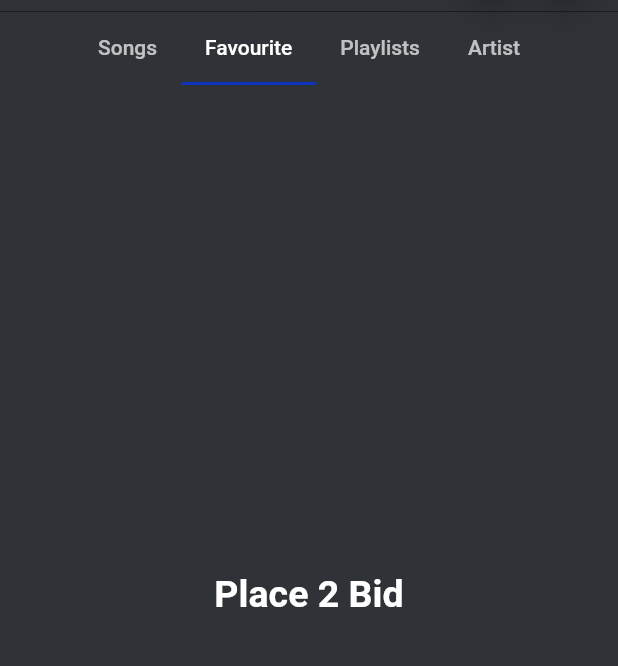
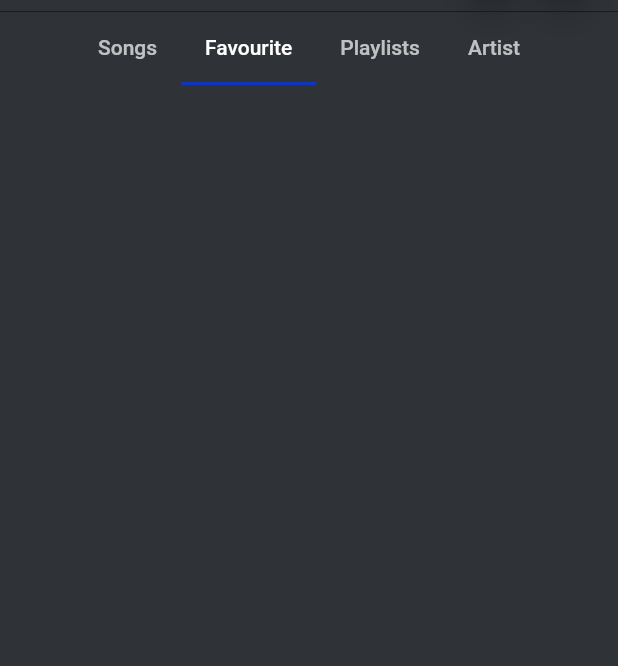
Before and after one commit to Aatitkarki/mini_music, a Flutter app: the screen it shows after launch, tab 2 chosen, on a phone screen of 412 x 824 dp, the part 129-795 px from its top. Run offline on Flutter 3.47's test engine with Material 2 defaults, Android fonts, the phone set to English and light mode, and no system bars; our stand-ins replace audioplayers, dartz, equatable, flutter_spinkit, get, get_it and 3 more; missing offline and left inert: flutter_audio_query, pedantic; accounts and stored records are empty; statements that could not run were skipped.

Commit message:
added a favourite controller and ui

```diff
--- a/lib/di/get_it.dart
+++ b/lib/di/get_it.dart
@@ -10,6 +10,7 @@ import 'package:my_music/domain/repositories/song_repository.dart';
 import 'package:my_music/domain/usecase/change_favourite_status.dart';
 import 'package:my_music/domain/usecase/get_all_songs.dart';
 import 'package:my_music/domain/usecase/get_favourite_songs.dart';
+import 'package:my_music/presentation/journey/favourite_songs_screen/controller/favourite_songs_screen_controller.dart';
 import 'package:my_music/presentation/journey/home_screen/controller/home_screen_controller.dart';
 import 'package:my_music/presentation/journey/music_player_screen/controller/music_page_controller.dart';
 
@@ -33,7 +34,8 @@ Future init() {
 
   getItInstance.registerLazySingleton<HomeScreenController>(
       () => HomeScreenController());
-
+  getItInstance.registerLazySingleton<FavouriteSongScreenController>(
+      () => FavouriteSongScreenController(getItInstance(), getItInstance()));
   getItInstance
       .registerLazySingleton<GetAllSongs>(() => GetAllSongs(getItInstance()));
   getItInstance.registerLazySingleton<GetFavouriteSongs>(
--- a/lib/presentation/journey/favourite_songs_screen/controller/favourite_songs_screen_controller.dart
+++ b/lib/presentation/journey/favourite_songs_screen/controller/favourite_songs_screen_controller.dart
@@ -23,6 +23,7 @@ class FavouriteSongScreenController extends GetxController {
     data.fold((l) {
       print("The error is $l");
     }, (r) {
+      print("Getting the data");
       favouriteSongsList = r;
     });
   }
@@ -33,7 +34,7 @@ class FavouriteSongScreenController extends GetxController {
     update();
   }
 
-  removeFromFavourite(int index, int id) async {
+  removeFromFavourite(int id, {int index}) async {
     index ?? searchIndex(id);
     Log("").i("$index");
     await _changeFavouriteStatus(
--- a/lib/presentation/journey/favourite_songs_screen/page/favourite_song_screen.dart
+++ b/lib/presentation/journey/favourite_songs_screen/page/favourite_song_screen.dart
@@ -1,8 +1,45 @@
 import 'package:flutter/material.dart';
+import 'package:flutter_spinkit/flutter_spinkit.dart';
+import 'package:get/get.dart';
+import 'package:my_music/presentation/journey/favourite_songs_screen/controller/favourite_songs_screen_controller.dart';
+import 'package:my_music/presentation/theme/colors.dart';
+import 'package:my_music/presentation/widgets/song_item_widget.dart';
 
 class FavouriteSongScreen extends StatelessWidget {
   @override
   Widget build(BuildContext context) {
-    return Container();
+    return GetBuilder<FavouriteSongScreenController>(builder: (_) {
+      final int itemCount = _.favouriteSongsList.length;
+      return _.favouriteSongsList == null
+          ? Center(
+              child: Column(
+                  mainAxisAlignment: MainAxisAlignment.center,
+                  children: [
+                  SpinKitRotatingCircle(
+                    color: kViolet,
+                    size: 50.0,
+                  ),
+                  SizedBox(
+                    height: 10,
+                  ),
+                  Text("Please wait while the song is loading")
+                ]))
+          : ListView.builder(
+              padding: EdgeInsets.zero,
+              // physics: BouncingScrollPhysics(),
+              itemCount: itemCount,
+              itemBuilder: (context, index) {
+                return SongItemWidget(
+                  onPressed: () {
+                    // _.startSong(index: index);
+                    // Get.to(MusicPlayingScreen(
+                    //   index: index,
+                    // ));
+                  },
+                  title: _.favouriteSongsList[index].title,
+                );
+              },
+            );
+    });
   }
 }
--- a/lib/presentation/journey/home_screen/page/home_screen.dart
+++ b/lib/presentation/journey/home_screen/page/home_screen.dart
@@ -1,9 +1,10 @@
 import 'package:audioplayers/audioplayers.dart';
 import 'package:flutter/material.dart';
 import 'package:get/get.dart';
-import 'package:my_music/domain/usecase/change_favourite_status.dart';
 import 'package:my_music/domain/usecase/get_all_songs.dart';
 import 'package:my_music/presentation/journey/all_songs_screen/page/all_songs_screen.dart';
+import 'package:my_music/presentation/journey/favourite_songs_screen/controller/favourite_songs_screen_controller.dart';
+import 'package:my_music/presentation/journey/favourite_songs_screen/page/favourite_song_screen.dart';
 import 'package:my_music/presentation/journey/home_screen/controller/home_screen_controller.dart';
 import 'package:my_music/presentation/journey/home_screen/widgets/custom_appbar.dart';
 import 'package:my_music/presentation/journey/music_player_screen/controller/music_page_controller.dart';
@@ -15,9 +16,10 @@ class HomeScreen extends StatelessWidget {
   final HomeScreenController homeScreenController =
       Get.put(HomeScreenController());
   final MusicController musicController = Get.put(MusicController(
-      getIt.getItInstance<AudioPlayer>(),
-      getIt.getItInstance<GetAllSongs>(),
-      getIt.getItInstance<ChangeFavouriteStatus>()));
+      getIt.getItInstance(), getIt.getItInstance(), getIt.getItInstance()));
+  final FavouriteSongScreenController favouriteSongScreenController = Get.put(
+      FavouriteSongScreenController(
+          getIt.getItInstance(), getIt.getItInstance()));
 
   @override
   Widget build(BuildContext context) {
@@ -26,17 +28,16 @@ class HomeScreen extends StatelessWidget {
         child: Stack(
           fit: StackFit.expand,
           children: [
-            FractionallySizedBox(
+            GetBuilder<MusicController>(
+              builder: (_) => FractionallySizedBox(
                 alignment: Alignment.topCenter,
                 heightFactor: musicController.isPlaying ? 0.86 : 1,
                 child: Column(children: [
                   customAppBar(context),
-
                   Divider(
                     height: 2,
                     color: kDarkBlack,
                   ),
-                //TODO: Implement the custom tabbar view using getx and navigation
                   TabBar(
                     isScrollable: true,
                     controller: homeScreenController.tabController,
@@ -49,15 +50,7 @@ class HomeScreen extends StatelessWidget {
                       SongsList(
                         musicController: musicController,
                       ),
-                    Center(
-                      child: Text(
-                        'Place 2 Bid',
-                        style: TextStyle(
-                          fontSize: 25,
-                          fontWeight: FontWeight.w600,
-                        ),
-                      ),
-                    ),
+                      FavouriteSongScreen(),
                       Center(
                         child: Text(
                           'Place 3 Bid',
@@ -85,6 +78,7 @@ class HomeScreen extends StatelessWidget {
                     color: kDarkBlack,
                   ),
                 ]),
+              ),
             ),
             GetBuilder<MusicController>(builder: (musicController) {
               return musicController.isStopped
--- a/lib/presentation/journey/music_player_screen/controller/music_page_controller.dart
+++ b/lib/presentation/journey/music_player_screen/controller/music_page_controller.dart
@@ -9,6 +9,8 @@ import 'package:my_music/domain/usecase/change_favourite_status.dart';
 import 'package:my_music/domain/usecase/get_all_songs.dart';
 import 'dart:math';
 
+import 'package:my_music/presentation/journey/favourite_songs_screen/controller/favourite_songs_screen_controller.dart';
+
 class MusicController extends GetxController {
   AnimationController animationController;
   int currentSongIndex = -1;
@@ -17,13 +19,14 @@ class MusicController extends GetxController {
   bool isStopped = true;
   final AudioPlayer audioPlayer;
   final GetAllSongs getAllSongs;
-  final ChangeFavouriteStatus changeFavouriteStatus;
+  final FavouriteSongScreenController _favouriteSongScreenController;
+
   List<SongEntity> songsList = List<SongEntity>();
 
   // List<Uint8List> imagesList = [];
 
   MusicController(
-      this.audioPlayer, this.getAllSongs, this.changeFavouriteStatus);
+      this.audioPlayer, this.getAllSongs, this._favouriteSongScreenController);
 
   @override
   void onInit() {
@@ -136,8 +139,12 @@ class MusicController extends GetxController {
   }
 
   changeFavStat() async {
-    if (currentSong().isFavourite) {
-      fav
+    if (songsList[currentSongIndex].isFavourite) {
+      _favouriteSongScreenController
+          .removeFromFavourite(songsList[currentSongIndex].songId);
+    } else {
+      _favouriteSongScreenController
+          .addToFavourite(songsList[currentSongIndex]);
     }
 
     songsList[currentSongIndex].isFavourite =
```
Lines whose indentation alone changed are shown as unchanged.
